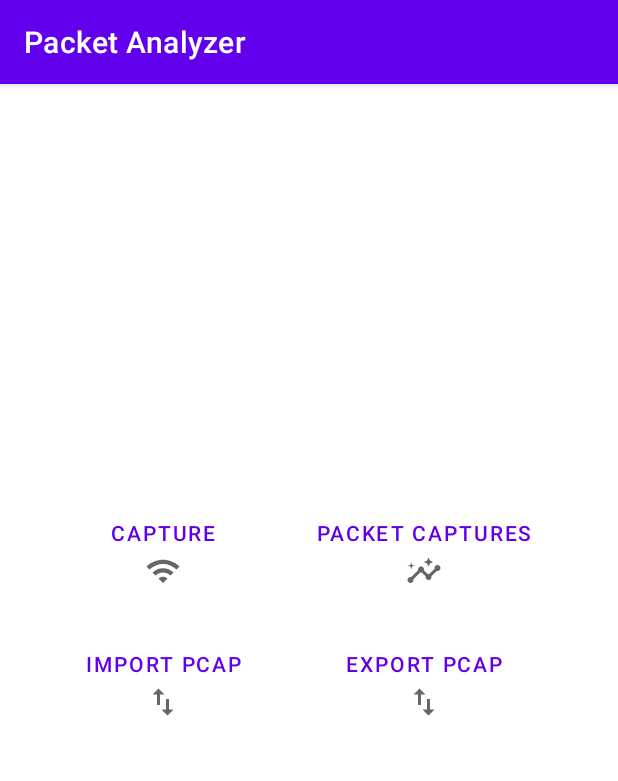
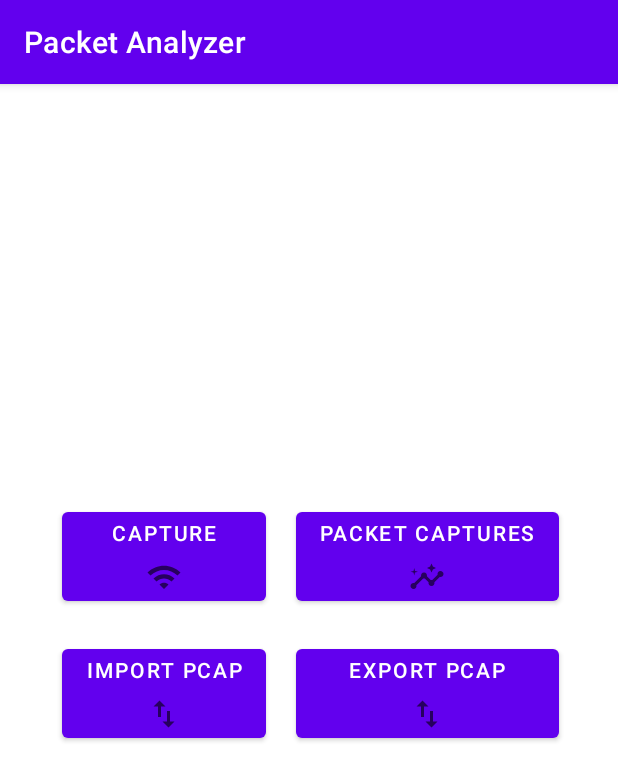
Before and after one commit to comp7082-team2/packetcapture, an Android app: the screen it shows after launch (MainActivity), on a phone screen of 412 x 824 dp. Shown: the top 781 px of the screen. Run offline under Robolectric (Android 15) with nearby library versions, the phone set to English and light mode, and no system bars; libraries missing offline, so code that uses them is left out: io.pkts, io.pkts.filters, io.pkts.packet, io.pkts.protocol.

Commit message:
button style fixed, additional changes made

```diff
--- a/app/build.gradle
+++ b/app/build.gradle
@@ -40,13 +40,13 @@ dependencies {
     implementation 'androidx.appcompat:appcompat:1.4.0'
     implementation 'com.google.android.material:material:1.4.0'
     implementation 'androidx.constraintlayout:constraintlayout:2.1.2'
-    implementation 'com.google.firebase:firebase-crashlytics-buildtools:2.8.0'
+    implementation 'com.google.firebase:firebase-crashlytics-buildtools:2.8.1'
     implementation 'com.github.PhilJay:MPAndroidChart:v3.1.0'
     testImplementation 'junit:junit:4.13.2.'
     androidTestImplementation 'androidx.test.ext:junit:1.1.3'
     androidTestImplementation 'androidx.test.espresso:espresso-core:3.5.0-alpha03'
     androidTestImplementation 'androidx.test:runner:1.4.0'
-    androidTestImplementation 'androidx.test:rules:1.4.1-alpha01'
+    androidTestImplementation 'androidx.test:rules:1.4.1-alpha03'
 
     implementation group: 'io.pkts', name: 'pkts-core', version: '3.0.0'
     androidTestImplementation 'androidx.test.espresso:espresso-contrib:3.5.0-alpha03'
--- a/app/src/main/AndroidManifest.xml
+++ b/app/src/main/AndroidManifest.xml
@@ -2,7 +2,9 @@
 <manifest xmlns:android="http://schemas.android.com/apk/res/android"
     package="com.example.packetsniffer">
     <uses-permission android:name="android.permission.WRITE_INTERNAL_STORAGE" />
-    <uses-permission android:name="android.permission.WRITE_EXTERNAL_STORAGE" />
+    <uses-permission
+        android:name="android.permission.WRITE_EXTERNAL_STORAGE"
+        android:maxSdkVersion="28"/>
     <uses-permission android:name="android.permission.READ_INTERNAL_STORAGE" />
     <uses-permission android:name="android.permission.READ_EXTERNAL_STORAGE" />
     <application
--- a/app/src/main/res/layout/activity_main.xml
+++ b/app/src/main/res/layout/activity_main.xml
@@ -26,7 +26,7 @@
                 android:layout_margin="10dp"
                 android:drawableBottom="@drawable/ic_baseline_wifi_24"
                 android:text="@string/capture"
-                style="?android:attr/buttonBarButtonStyle" />
+                style="@style/Widget.MaterialComponents.Button" />
 
             <Button
                 android:id="@+id/btnAnalyze"
@@ -34,7 +34,7 @@
                 android:drawableBottom="@drawable/ic_baseline_insights_24"
                 android:onClick="goToAnalyze"
                 android:text="@string/packet_captures"
-                style="?android:attr/buttonBarButtonStyle" />
+                style="@style/Widget.MaterialComponents.Button" />
         </TableRow>
 
         <TableRow
@@ -47,14 +47,14 @@
                 android:drawableBottom="@drawable/ic_baseline_import_export_24"
                 android:text="@string/import_pcap"
                 android:onClick="click"
-                style="?android:attr/buttonBarButtonStyle" />
+                style="@style/Widget.MaterialComponents.Button" />
 
             <Button
                 android:id="@+id/btnExport"
                 android:layout_margin="10dp"
                 android:drawableBottom="@drawable/ic_baseline_import_export_24"
                 android:text="@string/export_pcap"
-                style="?android:attr/buttonBarButtonStyle" />
+                style="@style/Widget.MaterialComponents.Button" />
         </TableRow>
 
     </TableLayout>
```
